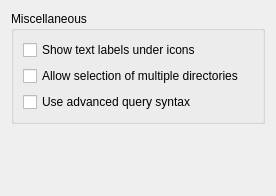
This is ui/options_interface.ui in metabrainz/picard as Qt 5 draws it before an edit. The edited form follows.
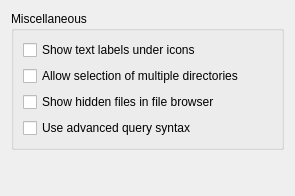
This is the edited form.

Commit message: Added option to display hidden files in file browser. Disabled by default (don't show dot files anymore). This makes the change in rev 779 of the trunk optional.

Patch:
```diff
--- a/ui/options_interface.ui
+++ b/ui/options_interface.ui
@@ -5,7 +5,7 @@
    <rect>
     <x>0</x>
     <y>0</y>
-    <width>276</width>
+    <width>295</width>
     <height>196</height>
    </rect>
   </property>
@@ -30,6 +30,13 @@
         </property>
        </widget>
       </item>
+      <item>
+       <widget class="QCheckBox" name="show_hidden_files" >
+        <property name="text" >
+         <string>Show hidden files in file browser</string>
+        </property>
+       </widget>
+      </item>
       <item>
        <widget class="QCheckBox" name="use_adv_search_syntax" >
         <property name="text" >
```
The commit also changes 3 other files.
